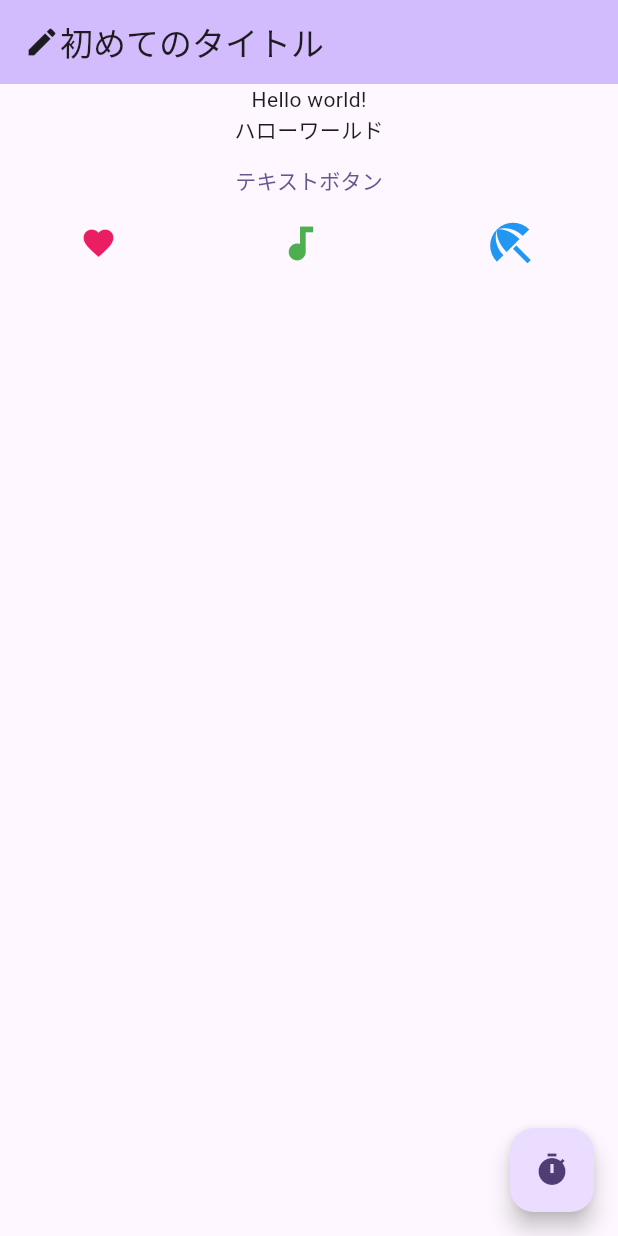
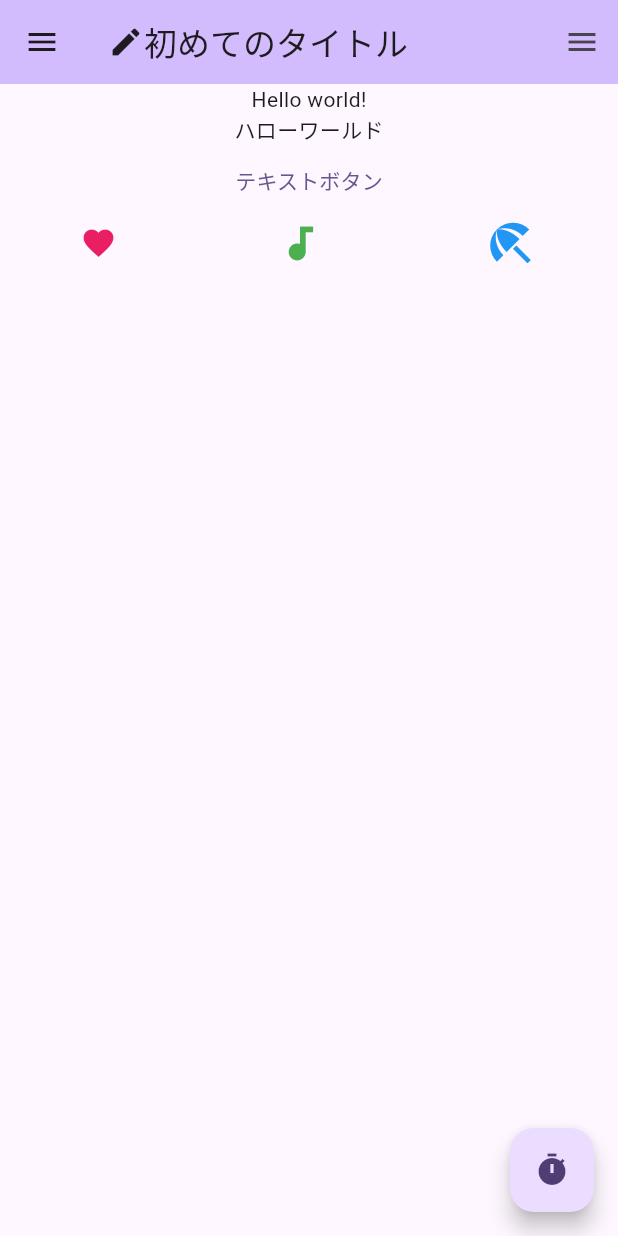
Before and after one commit to zakihaya/flutter_dev_introduction, a Flutter app: the screen it shows after launch, on a phone screen of 412 x 824 dp. Run offline on Flutter 3.47's test engine with Material 2 defaults, Android fonts, the phone set to English and light mode, and no system bars.

Commit message:
Chapter2-1 DrawerにWidgetを追加する

```diff
--- a/lib/main.dart
+++ b/lib/main.dart
@@ -125,6 +125,8 @@
         onPressed: () => {print("押したね？")},
         child: const Icon(Icons.timer),
       ), // This trailing comma makes auto-formatting nicer for build methods.
+      drawer: const Drawer(child: Center(child: Text("Drawer"),),),
+      endDrawer: const Drawer(child: Center(child: Text("EndDrawer"),),),
     );
   }
 }
```
